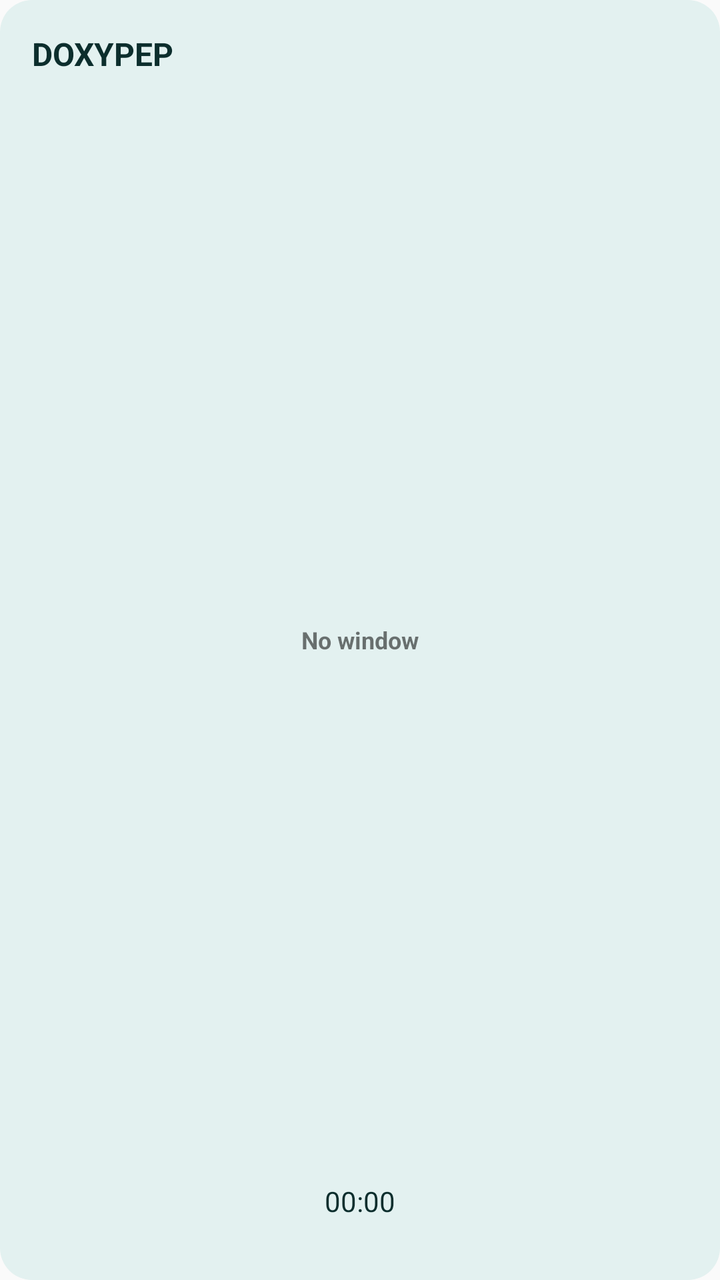
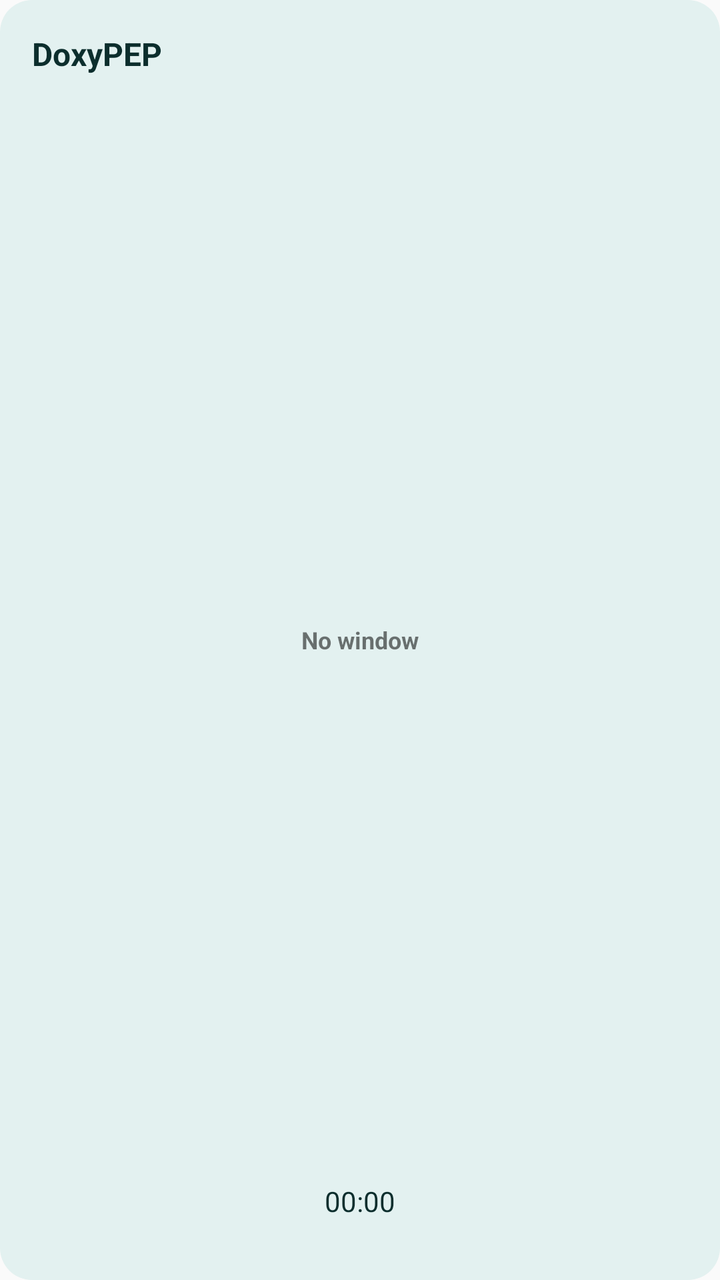

Two renders of the same Android screen: before a commit and after it. Below are the layout's source before the change and the commit's diff.
<!-- AndroidManifest.xml: application theme AppTheme -->
<!-- res/layout/doxy_pep_widget.xml -->
<?xml version="1.0" encoding="utf-8"?>
<FrameLayout xmlns:android="http://schemas.android.com/apk/res/android"
    android:id="@+id/widget_root"
    android:layout_width="match_parent"
    android:layout_height="match_parent"
    android:padding="16dp"
    android:background="@drawable/widget_background">

    <TextView
        android:id="@+id/widget_doxy_title"
        android:layout_width="wrap_content"
        android:layout_height="wrap_content"
        android:layout_gravity="top|start"
        android:text="DOXYPEP"
         android:textSize="16sp"
         android:textColor="@color/widget_text_primary"
         android:textStyle="bold"
        android:maxLines="2"
        android:ellipsize="end"
        android:breakStrategy="simple" />

    
    <ProgressBar
        android:id="@+id/widget_doxy_ring"
        style="@style/ShosWidgetRing"
        android:layout_width="52dp"
        android:layout_height="52dp"
        android:layout_gravity="center"
        android:rotation="-90"
        android:max="100" />

    
    <TextView
        android:id="@+id/widget_doxy_status"
        android:layout_width="wrap_content"
        android:layout_height="wrap_content"
        android:layout_gravity="center"
        android:text="No window"
        android:textSize="12sp"
        android:textStyle="bold"
        android:maxLines="1"
        android:ellipsize="end"
        android:breakStrategy="simple" />

    
    <Chronometer
        android:id="@+id/widget_doxy_countdown"
        android:layout_width="wrap_content"
        android:layout_height="wrap_content"
        android:layout_gravity="bottom|center_horizontal"
        android:layout_marginBottom="14dp"
        android:textSize="14sp"
        android:textColor="@color/widget_text_primary"
        android:clickable="false"
        android:focusable="false" />

    
    <TextView
        android:id="@+id/widget_doxy_evidence"
        android:layout_width="wrap_content"
        android:layout_height="wrap_content"
        android:layout_gravity="bottom|center_horizontal"
        android:text=""
        android:textSize="11sp"
        android:textColor="@color/widget_text_muted"
        android:maxLines="1"
        android:ellipsize="end"
        android:breakStrategy="simple" />
</FrameLayout>
<!-- resources referenced by this layout -->
<resources>
  <color name="widget_text_muted">#4C6664</color>
  <color name="widget_text_primary">#0C2E2D</color>
  <!-- drawable widget_background (drawable) -->
  <?xml version="1.0" encoding="utf-8"?>
  <shape xmlns:android="http://schemas.android.com/apk/res/android"
      android:shape="rectangle">
      <solid android:color="@color/widget_bg" />
      <corners android:radius="16dp" />
  </shape>
  <style name="ShosWidgetRing" parent="@android:style/Widget.ProgressBar.Horizontal">
          <item name="android:progressDrawable">@drawable/widget_ring</item>
          <item name="android:maxHeight">0dp</item>
          <item name="android:minHeight">0dp</item>
          <item name="android:indeterminateOnly">false</item>
      </style>
  <style name="AppTheme" parent="Theme.AppCompat.Light.DarkActionBar">
          
          <item name="colorPrimary">@color/colorPrimary</item>
          <item name="colorPrimaryDark">@color/colorPrimaryDark</item>
          <item name="colorAccent">@color/colorAccent</item>
          <item name="android:statusBarColor">@android:color/transparent</item>
          <item name="android:navigationBarColor">@android:color/transparent</item>
      </style>
  <color name="widget_bg">#E3F1F0</color>
  <!-- drawable widget_ring (drawable) -->
  <?xml version="1.0" encoding="utf-8"?>
  <layer-list xmlns:android="http://schemas.android.com/apk/res/android">
      <item
          android:id="@android:id/background"
          android:drawable="@drawable/widget_ring_track" />
      <item
          android:id="@android:id/progress"
          android:drawable="@drawable/widget_ring_arc" />
  </layer-list>
  <!-- drawable widget_ring_track (drawable) -->
  <?xml version="1.0" encoding="utf-8"?>
  <shape xmlns:android="http://schemas.android.com/apk/res/android"
      android:shape="ring"
      android:innerRadius="18dp"
      android:thickness="8dp"
      android:useLevel="true">
      <solid android:color="@color/widget_ring_track" />
  </shape>
  <!-- drawable widget_ring_arc (drawable) -->
  <?xml version="1.0" encoding="utf-8"?>
  <shape xmlns:android="http://schemas.android.com/apk/res/android"
      android:shape="ring"
      android:innerRadius="18dp"
      android:thickness="8dp"
      android:useLevel="true">
      <solid android:color="@color/widget_good" />
  </shape>
  <color name="widget_ring_track">#A0D0C8</color>
  <color name="widget_good">#0B6B33</color>
</resources>

<!-- the commit's change to res/layout/doxy_pep_widget.xml (unified diff, before → after) -->
@@ -11,7 +11,7 @@
         android:layout_width="wrap_content"
         android:layout_height="wrap_content"
         android:layout_gravity="top|start"
-        android:text="DOXYPEP"
+         android:text="DoxyPEP"
          android:textSize="16sp"
          android:textColor="@color/widget_text_primary"
          android:textStyle="bold"
